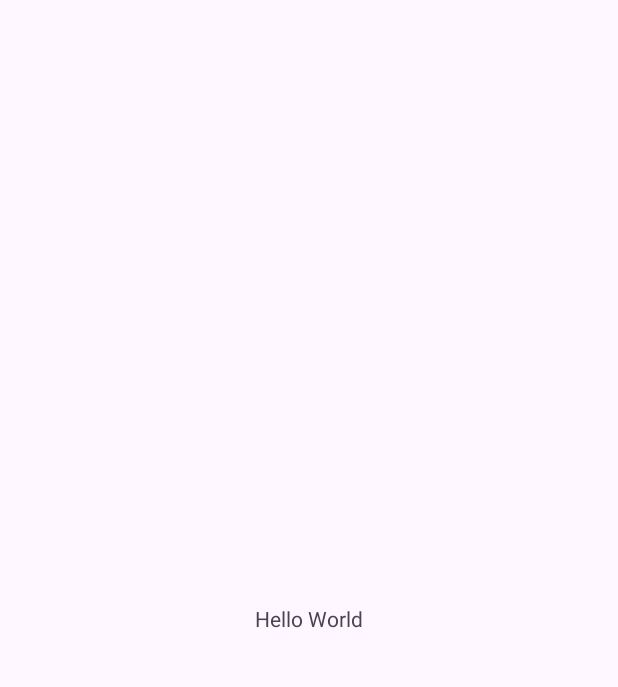
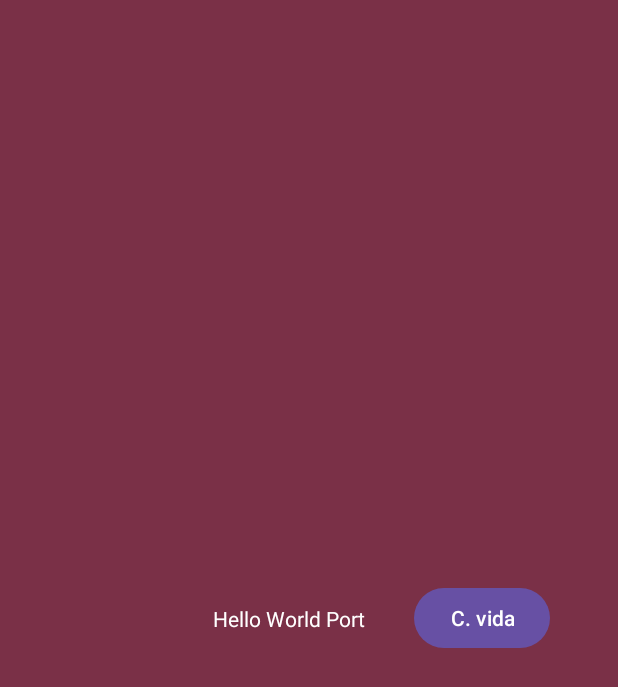
Before and after one commit to 2024-Moviles-CC-Gr1/2024A-CC-GR1-ICHAU-PABON-JENIFFER-LISSETTE, an Android app: the screen it shows after launch (MainActivity), on a phone screen of 412 x 824 dp. Before the commit the part shown is almost empty. Shown: the top 687 px of the screen. Run offline under Robolectric (Android 15) with nearby library versions, the phone set to English and light mode, and no system bars.

Commit message:
Clase 07/06/2024

```diff
--- a/01-clases/app/src/main/AndroidManifest.xml
+++ b/01-clases/app/src/main/AndroidManifest.xml
@@ -13,6 +13,9 @@
         android:theme="@style/Theme.2024ACCGR1JLIP"
         tools:targetApi="31">
         <activity
+            android:name=".ACicloVida"
+            android:exported="false" />
+        <activity
             android:name=".MainActivity"
             android:exported="true">
             <intent-filter>
--- a/01-clases/app/src/main/java/com/example/a2024accgr1jlip/MainActivity.kt
+++ b/01-clases/app/src/main/java/com/example/a2024accgr1jlip/MainActivity.kt
@@ -1,11 +1,25 @@
 package com.example.a2024accgr1jlip
 
+import android.content.Intent
 import androidx.appcompat.app.AppCompatActivity
 import android.os.Bundle
+import android.widget.Button
 
 class MainActivity : AppCompatActivity() {
     override fun onCreate(savedInstanceState: Bundle?) {
         super.onCreate(savedInstanceState)
         setContentView(R.layout.activity_main)
+        val botonCicloVida = findViewById<Button>(R.id.btn_ciclo_vida)
+        botonCicloVida.
+            setOnClickListener{
+                irActividad(ACicloVida::class.java)
+        }
+
+    }
+    fun irActividad(
+        clase: Class<*>
+    ){
+        val intent = Intent(this, clase)
+        startActivity(intent)
     }
 }
--- a/01-clases/app/src/main/res/layout/activity_main.xml
+++ b/01-clases/app/src/main/res/layout/activity_main.xml
@@ -4,15 +4,30 @@
     xmlns:tools="http://schemas.android.com/tools"
     android:layout_width="match_parent"
     android:layout_height="match_parent"
+    android:background="@color/color_bg"
     tools:context=".MainActivity">
 
     <TextView
+        android:id="@+id/textView"
         android:layout_width="wrap_content"
         android:layout_height="wrap_content"
-        android:text="@string/saludo"
+        android:text="@string/texto"
+        android:textColor="@color/color_text"
         app:layout_constraintBottom_toBottomOf="parent"
         app:layout_constraintEnd_toEndOf="parent"
+        app:layout_constraintHorizontal_bias="0.459"
         app:layout_constraintStart_toStartOf="parent"
         app:layout_constraintTop_toTopOf="parent" />
 
+    <Button
+        android:id="@+id/btn_ciclo_vida"
+        android:layout_width="wrap_content"
+        android:layout_height="wrap_content"
+        android:layout_marginStart="32dp"
+        android:text="C. vida"
+        app:layout_constraintBottom_toBottomOf="@+id/textView"
+        app:layout_constraintStart_toEndOf="@+id/textView"
+        app:layout_constraintTop_toTopOf="@+id/textView"
+        app:layout_constraintVertical_bias="0.517" />
+
 </androidx.constraintlayout.widget.ConstraintLayout>
--- /dev/null
+++ b/01-clases/app/src/main/res/values-en-land/condicion.xml
@@ -0,0 +1,6 @@
+<?xml version="1.0" encoding="utf-8"?>
+<resources>
+    <color name="color_bg">#540092</color>
+    <string name="texto">Hello World Land</string>
+    <color name="color_text">#D3ABFE</color>
+</resources>
--- /dev/null
+++ b/01-clases/app/src/main/res/values-en-port/condicion.xml
@@ -0,0 +1,6 @@
+<?xml version="1.0" encoding="utf-8"?>
+<resources>
+    <color name="color_bg">#7A3047</color>
+    <string name="texto">Hello World Port</string>
+    <color name="color_text">#FFFFFF</color>
+</resources>
--- /dev/null
+++ b/01-clases/app/src/main/res/values-es-land/condicion.xml
@@ -0,0 +1,6 @@
+<?xml version="1.0" encoding="utf-8"?>
+<resources>
+    <color name="color_bg">#F87916</color>
+    <string name="texto">Hola Mundo Horizontal</string>
+    <color name="color_text">#0800FF</color>
+</resources>
--- /dev/null
+++ b/01-clases/app/src/main/res/values-es-port/condicion.xml
@@ -0,0 +1,6 @@
+<?xml version="1.0" encoding="utf-8"?>
+<resources>
+    <color name="color_bg">#ABFEC2</color>
+    <string name="texto">Hola Mundo Vertical</string>
+    <color name="color_text">#000000</color>
+</resources>
```
Also changed, not shown: 01-clases/app/src/main/java/com/example/a2024accgr1jlip/ACicloVida.kt (added, +55 -0 lines), 01-clases/app/src/main/res/layout/activity_aciclo_vida.xml (added, +10 -0 lines), 28 other files.
